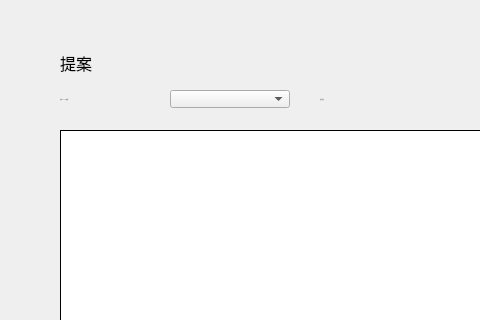
Old version of the form LNKWallet/guard/GuardIncomePage.ui in the repository HcashOrg/hx-indicator; both pictures show x 0 to 480 and y 0 to 320 of the 770 by 510 pixel window.
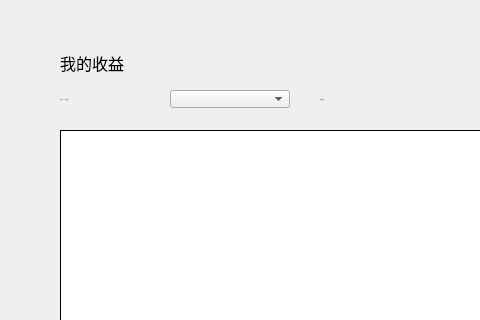
New version of the form.

```diff
--- a/LNKWallet/guard/GuardIncomePage.ui
+++ b/LNKWallet/guard/GuardIncomePage.ui
@@ -208,7 +208,7 @@
     <string notr="true"/>
    </property>
    <property name="text">
-    <string>提案</string>
+    <string>我的收益</string>
    </property>
   </widget>
   <widget class="QLabel" name="label_2">
```
